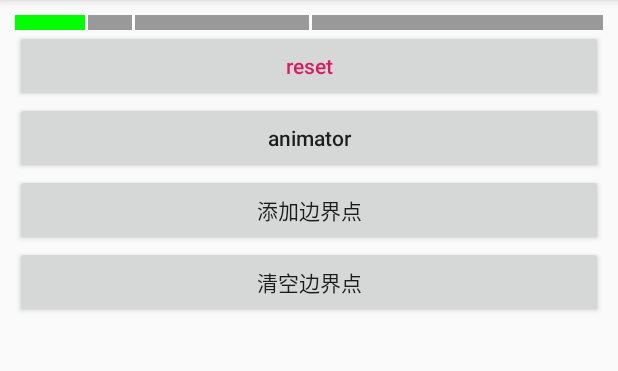
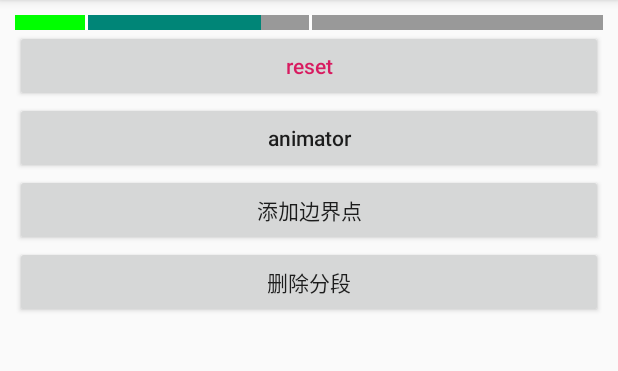
Before and after one commit to 858277721c/progress-clipper, an Android app: the screen it shows after launch (MainActivity), after a tap on "添加边界点", on a phone screen of 412 x 824 dp, the part 84-455 px from its top. Run offline under Robolectric (Android 15) with nearby library versions, the phone set to English and light mode, and no system bars; 2 statements that could not run were skipped; 2 other taps on this screen came first.

```diff
--- a/app/src/main/java/com/sd/lib/progress_clipper/MainActivity.java
+++ b/app/src/main/java/com/sd/lib/progress_clipper/MainActivity.java
@@ -6,10 +6,9 @@ import android.os.Bundle;
 import android.support.v7.app.AppCompatActivity;
 import android.view.View;
 import android.view.ViewGroup;
-import android.widget.CheckBox;
-import android.widget.CompoundButton;
 import android.widget.ListView;
 import android.widget.TextView;
+import android.widget.Toast;
 
 import com.sd.lib.adapter.FSimpleAdapter;
 import com.sd.lib.pgclipper.point.BoundsPoint;
@@ -18,6 +17,8 @@ import com.sd.lib.pgclipper.view.FClipProgressBar;
 
 public class MainActivity extends AppCompatActivity implements View.OnClickListener
 {
+    private static final int COLOR_DELETE = Color.RED;
+
     private FClipProgressBar mProgressBar;
     private ListView mListView;
 
@@ -56,27 +57,36 @@ public class MainActivity extends AppCompatActivity implements View.OnClickListe
                 }
                 break;
             case R.id.btn_add_bound:
-                cancelAnimator();
-
+                if (mProgressBar.getProgress() == 0)
+                {
+                    Toast.makeText(this, "不能在进度为0的时候添加边界点", Toast.LENGTH_SHORT).show();
+                } else
+                {
                     // 创建一个边界点
-                final BoundsPoint point = new BoundsPoint(mProgressBar.getProgress());
+                    final BoundsPoint point = mProgressBar.addBoundsPoint();
                     // 设置边界点的颜色
                     point.setDisplayColor(Color.WHITE);
                     // 设置边界分段的颜色
                     point.setBoundColor(Color.GREEN);
-                // 设置边界分段选中的颜色
-                point.setSelectedColor(Color.RED);
-                // 设置边界分段是否为选中状态
-                point.setSelected(false);
-
-                // 将边界点添加到进度条
-                mProgressBar.addBoundsPoint(point);
+                    // 刷新UI
+                    mProgressBar.updateUI();
 
                     updateAdapter();
+                }
                 break;
-            case R.id.btn_clear_bound:
-                mProgressBar.clearBoundsPoint();
-                updateAdapter();
+            case R.id.btn_delete_bound:
+                final BoundsPoint last = mProgressBar.getLastBoundsPoint();
+                if (last != null)
+                {
+                    if (last.getBoundColor() == COLOR_DELETE)
+                    {
+                        mProgressBar.removeBoundsPoint(last.getProgress());
+                    } else
+                    {
+                        last.setBoundColor(COLOR_DELETE);
+                        mProgressBar.updateUI();
+                    }
+                }
                 break;
         }
     }
@@ -94,30 +104,6 @@ public class MainActivity extends AppCompatActivity implements View.OnClickListe
         {
             final TextView tv_name = get(R.id.tv_name, convertView);
             tv_name.setText("分段" + (position + 1));
-
-            final CheckBox cb_select = get(R.id.cb_select, convertView);
-            cb_select.setOnCheckedChangeListener(new CompoundButton.OnCheckedChangeListener()
-            {
-                @Override
-                public void onCheckedChanged(CompoundButton buttonView, boolean isChecked)
-                {
-                    // 切换分段选中状态
-                    model.setSelected(isChecked);
-                    mProgressBar.updateUI();
-                }
-            });
-            cb_select.setChecked(model.isSelected());
-
-            final View btn_remove = get(R.id.btn_remove, convertView);
-            btn_remove.setOnClickListener(new View.OnClickListener()
-            {
-                @Override
-                public void onClick(View v)
-                {
-                    mProgressBar.removeBoundsPoint(model.getProgress());
-                    updateAdapter();
-                }
-            });
         }
     };
 
@@ -131,9 +117,6 @@ public class MainActivity extends AppCompatActivity implements View.OnClickListe
         mProgressBar.clearTargetPoint();
         mProgressBar.addTargetPoint(new TargetPoint(20));
         mProgressBar.addTargetPoint(new TargetPoint(50));
-
-        // 清空所有边界点
-        mProgressBar.clearBoundsPoint();
 
         updateAdapter();
     }
@@ -156,7 +139,8 @@ public class MainActivity extends AppCompatActivity implements View.OnClickListe
                 @Override
                 public void onAnimationUpdate(ValueAnimator animation)
                 {
-                    mProgressBar.setProgress((Integer) animation.getAnimatedValue());
+                    final Integer value = (Integer) animation.getAnimatedValue();
+                    mProgressBar.setProgress(value);
                 }
             });
         }
--- a/app/src/main/res/layout/activity_main.xml
+++ b/app/src/main/res/layout/activity_main.xml
@@ -36,11 +36,11 @@
         android:textAllCaps="false" />
 
     <Button
-        android:id="@+id/btn_clear_bound"
+        android:id="@+id/btn_delete_bound"
         android:layout_width="match_parent"
         android:layout_height="wrap_content"
         android:onClick="onClick"
-        android:text="清空边界点"
+        android:text="删除分段"
         android:textAllCaps="false" />
 
     <ListView
--- a/lib/src/main/java/com/sd/lib/pgclipper/ProgressClipper.java
+++ b/lib/src/main/java/com/sd/lib/pgclipper/ProgressClipper.java
@@ -91,8 +91,10 @@ public interface ProgressClipper
 
     /**
      * 添加边界点
+     *
+     * @return
      */
-    void addBoundsPoint(BoundsPoint point);
+    BoundsPoint addBoundsPoint();
 
     /**
      * 移除边界点
@@ -102,11 +104,6 @@ public interface ProgressClipper
     void removeBoundsPoint(int progress);
 
     /**
-     * 移除所有边界点
-     */
-    void clearBoundsPoint();
-
-    /**
      * 更新UI
      */
     void updateUI();
--- a/lib/src/main/java/com/sd/lib/pgclipper/SimpleProgressClipper.java
+++ b/lib/src/main/java/com/sd/lib/pgclipper/SimpleProgressClipper.java
@@ -85,6 +85,10 @@ public abstract class SimpleProgressClipper implements ProgressClipper
         if (mProgress != progress)
         {
             mProgress = progress;
+
+            if (mProgress == 0)
+                mBoundsHolder.clear();
+
             updateUI();
         }
     }
@@ -118,7 +122,7 @@ public abstract class SimpleProgressClipper implements ProgressClipper
     {
         final int progress = point.getProgress();
         if (progress < 0 || progress > mMax)
-            throw new IllegalArgumentException();
+            throw new IllegalArgumentException("progress out of range");
 
         if (mTargetHolder.containsKey(progress))
             return;
@@ -142,34 +146,30 @@ public abstract class SimpleProgressClipper implements ProgressClipper
     }
 
     @Override
-    public void addBoundsPoint(BoundsPoint point)
+    public BoundsPoint addBoundsPoint()
     {
-        final int progress = point.getProgress();
-        if (progress < 0 || progress > mMax)
-            throw new IllegalArgumentException();
-
+        final int progress = getProgress();
         if (progress == 0)
-            return;
+            return null;
 
         if (mBoundsHolder.containsKey(progress))
-            return;
+            return null;
 
+        final BoundsPoint point = new BoundsPoint(progress);
         mBoundsHolder.put(progress, point);
+
         updateUI();
+        return point;
     }
 
     @Override
     public void removeBoundsPoint(int progress)
     {
+        if (progress < 0 || progress > mMax)
+            throw new IllegalArgumentException("progress out of range");
+
         if (mBoundsHolder.remove(progress) != null)
             updateUI();
-    }
-
-    @Override
-    public void clearBoundsPoint()
-    {
-        mBoundsHolder.clear();
-        updateUI();
     }
 
     @Override
--- a/lib/src/main/java/com/sd/lib/pgclipper/point/BoundsPoint.java
+++ b/lib/src/main/java/com/sd/lib/pgclipper/point/BoundsPoint.java
@@ -1,13 +1,8 @@
 package com.sd.lib.pgclipper.point;
-
-import android.graphics.Color;
 
 public class BoundsPoint extends ClipPoint
 {
     private int mBoundColor;
-
-    private boolean mIsSelected;
-    private int mSelectedColor;
 
     public BoundsPoint(int progress)
     {
@@ -24,28 +19,6 @@ public class BoundsPoint extends ClipPoint
         mBoundColor = color;
     }
 
-    public boolean isSelected()
-    {
-        return mIsSelected;
-    }
-
-    public void setSelected(boolean selected)
-    {
-        mIsSelected = selected;
-    }
-
-    public int getSelectedColor()
-    {
-        if (mSelectedColor == 0)
-            mSelectedColor = Color.RED;
-        return mSelectedColor;
-    }
-
-    public void setSelectedColor(int color)
-    {
-        mSelectedColor = color;
-    }
-
     @Override
     public boolean equals(Object obj)
     {
--- a/lib/src/main/java/com/sd/lib/pgclipper/view/FClipProgressBar.java
+++ b/lib/src/main/java/com/sd/lib/pgclipper/view/FClipProgressBar.java
@@ -100,7 +100,7 @@ public class FClipProgressBar extends View implements ProgressClipper
             for (int i = count - 1; i >= 0; i--)
             {
                 final BoundsPoint item = listBound.get(i);
-                if (currentProgress < item.getProgress())
+                if (item.getProgress() > currentProgress)
                 {
                     getClipper().removeBoundsPoint(item.getProgress());
                     continue;
@@ -115,14 +115,7 @@ public class FClipProgressBar extends View implements ProgressClipper
                 }
                 final int end = getPointStart(item, totalSize);
 
-                int color = 0;
-                if (item.isSelected())
-                {
-                    color = item.getSelectedColor();
-                } else
-                {
-                    color = item.getBoundColor();
-                }
+                int color = item.getBoundColor();
 
                 if (color == 0)
                     color = mColorProgress;
@@ -248,9 +241,9 @@ public class FClipProgressBar extends View implements ProgressClipper
     }
 
     @Override
-    public void addBoundsPoint(BoundsPoint point)
+    public BoundsPoint addBoundsPoint()
     {
-        getClipper().addBoundsPoint(point);
+        return getClipper().addBoundsPoint();
     }
 
     @Override
@@ -260,12 +253,6 @@ public class FClipProgressBar extends View implements ProgressClipper
     }
 
     @Override
-    public void clearBoundsPoint()
-    {
-        getClipper().clearBoundsPoint();
-    }
-
-    @Override
     public void updateUI()
     {
         getClipper().updateUI();
```
Also changed, not shown: app/src/main/res/layout/item_bounds.xml (+0 -13 lines). Lines whose indentation alone changed are shown as unchanged.
